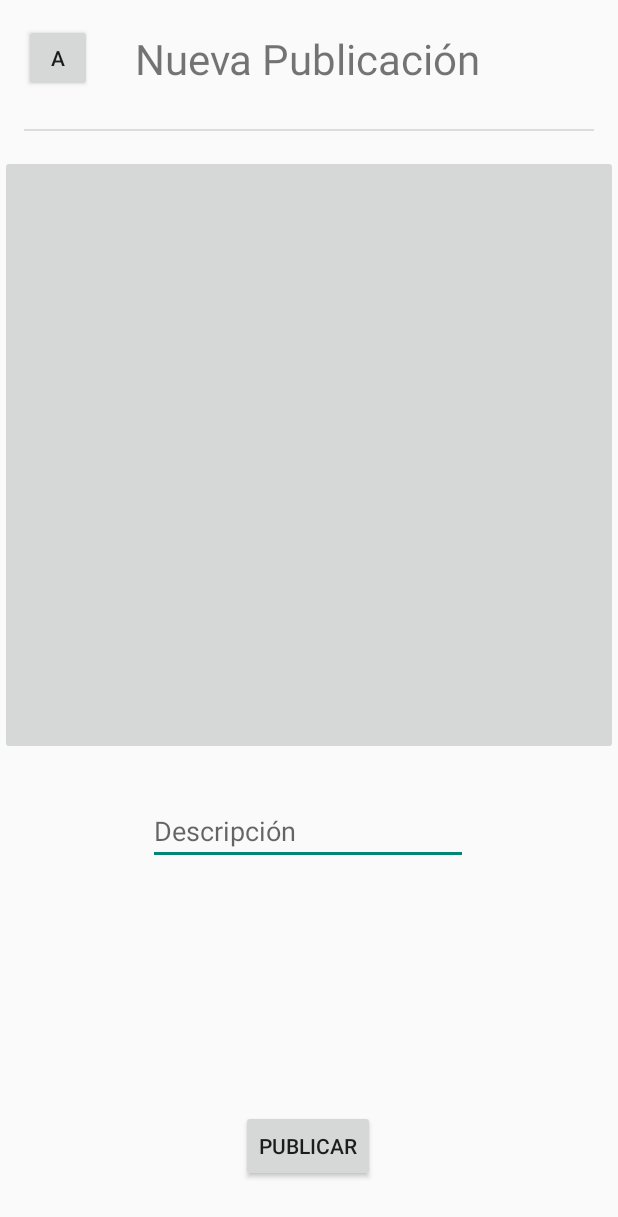
After one commit to manoloGL37/proyecto_dam, an Android app: the PublicacionActivity screen opened directly, with no data from a screen before it, on a phone screen of 412 x 824 dp. The commit adds this screen. Shown: the top 1217 px of the screen. Run offline under Robolectric (Android 15) with nearby library versions, the phone set to English and light mode, and no system bars.

Commit message:
funcionan las imagenes

```diff
--- a/app/src/main/java/com/example/proyectodammanuelgongora/Login/RegisterActivity.java
+++ b/app/src/main/java/com/example/proyectodammanuelgongora/Login/RegisterActivity.java
@@ -12,5 +12,7 @@ public class RegisterActivity extends AppCompatActivity {
     protected void onCreate(Bundle savedInstanceState) {
         super.onCreate(savedInstanceState);
         setContentView(R.layout.activity_register);
+
+
     }
 }
--- /dev/null
+++ b/app/src/main/java/com/example/proyectodammanuelgongora/Social/PublicacionActivity.java
@@ -0,0 +1,93 @@
+package com.example.proyectodammanuelgongora.Social;
+
+import androidx.activity.result.ActivityResult;
+import androidx.activity.result.ActivityResultCallback;
+import androidx.activity.result.ActivityResultLauncher;
+import androidx.activity.result.contract.ActivityResultContracts;
+import androidx.annotation.RequiresApi;
+import androidx.appcompat.app.AppCompatActivity;
+import androidx.core.app.ActivityCompat;
+import androidx.core.content.ContextCompat;
+
+import android.Manifest;
+import android.app.Activity;
+import android.content.Intent;
+import android.content.pm.PackageManager;
+import android.net.Uri;
+import android.os.Build;
+import android.os.Bundle;
+import android.view.View;
+import android.widget.Button;
+import android.widget.EditText;
+import android.widget.ImageButton;
+import android.widget.Toast;
+
+import com.example.proyectodammanuelgongora.Database.DataBase;
+import com.example.proyectodammanuelgongora.Modelos.Publicacion;
+import com.example.proyectodammanuelgongora.R;
+import com.example.proyectodammanuelgongora.Utils.Utiles;
+
+public class PublicacionActivity extends AppCompatActivity {
+
+    ImageButton imagenPublicacion;
+    EditText descripcionPublicacion;
+    Button btnAtras, btnPublicar;
+    Utiles utils = new Utiles();
+    DataBase bd = new DataBase();
+    int idUser;
+
+    private ActivityResultLauncher<Intent> galeriaLauncher;
+    private Uri uri = null;
+
+
+    @Override
+    protected void onCreate(Bundle savedInstanceState) {
+        super.onCreate(savedInstanceState);
+        setContentView(R.layout.activity_publicacion);
+
+        bd.conectar();
+
+        imagenPublicacion = findViewById(R.id.img_publicacion);
+        descripcionPublicacion = findViewById(R.id.eti_descripcion_publicacion);
+        btnAtras = findViewById(R.id.btn_atras_publicacion);
+        btnPublicar = findViewById(R.id.btn_publicar);
+
+        galeriaLauncher = registerForActivityResult(new ActivityResultContracts.StartActivityForResult(),
+                new ActivityResultCallback<ActivityResult>() {
+                    @Override
+                    public void onActivityResult(ActivityResult result) {
+                        if (result.getResultCode() == Activity.RESULT_OK) {
+                            Intent data = result.getData();
+                            uri = data.getData();
+                            imagenPublicacion.setImageURI(uri);
+                        } else {
+                            Toast.makeText(PublicacionActivity.this, "Cancelado por el usuario", Toast.LENGTH_SHORT).show();
+                        }
+                    }
+                });
+
+
+        imagenPublicacion.setOnClickListener(new View.OnClickListener() {
+            @Override
+            public void onClick(View v) {
+                    abrirGaleria();
+            }
+        });
+
+        btnPublicar.setOnClickListener(new View.OnClickListener() {
+            @RequiresApi(api = Build.VERSION_CODES.O)
+            @Override
+            public void onClick(View v) {
+                byte[] imagen = utils.convertirImageButtonABlob(imagenPublicacion);
+                bd.crearPublicacion(new Publicacion(0, imagen, descripcionPublicacion.getText().toString(), null, 0, 1));
+            }
+        });
+
+    }
+
+    public void abrirGaleria() {
+        Intent intent = new Intent(Intent.ACTION_PICK);
+        intent.setType("image/*");
+        galeriaLauncher.launch(intent);
+    }
+}
--- /dev/null
+++ b/app/src/main/res/layout/activity_publicacion.xml
@@ -0,0 +1,75 @@
+<?xml version="1.0" encoding="utf-8"?>
+<androidx.constraintlayout.widget.ConstraintLayout xmlns:android="http://schemas.android.com/apk/res/android"
+    xmlns:app="http://schemas.android.com/apk/res-auto"
+    xmlns:tools="http://schemas.android.com/tools"
+    android:layout_width="match_parent"
+    android:layout_height="match_parent"
+    tools:context=".Social.PublicacionActivity">
+
+    <Button
+        android:id="@+id/btn_atras_publicacion"
+        android:layout_width="45dp"
+        android:layout_height="45dp"
+        android:layout_marginStart="16dp"
+        android:layout_marginTop="16dp"
+        android:text="A"
+        app:layout_constraintStart_toStartOf="parent"
+        app:layout_constraintTop_toTopOf="parent" />
+
+    <TextView
+        android:id="@+id/textView3"
+        android:layout_width="wrap_content"
+        android:layout_height="wrap_content"
+        android:layout_marginTop="20dp"
+        android:text="Nueva Publicación"
+        android:textSize="28sp"
+        app:layout_constraintEnd_toEndOf="parent"
+        app:layout_constraintHorizontal_bias="0.239"
+        app:layout_constraintStart_toEndOf="@+id/btn_atras_publicacion"
+        app:layout_constraintTop_toTopOf="parent" />
+
+    <View
+        android:id="@+id/divider"
+        android:layout_width="380dp"
+        android:layout_height="1dp"
+        android:layout_marginTop="28dp"
+        android:background="?android:attr/listDivider"
+        app:layout_constraintEnd_toEndOf="parent"
+        app:layout_constraintStart_toStartOf="parent"
+        app:layout_constraintTop_toBottomOf="@+id/textView3" />
+
+    <ImageButton
+        android:id="@+id/img_publicacion"
+        android:layout_width="match_parent"
+        android:layout_height="400dp"
+        android:layout_marginTop="16dp"
+        app:layout_constraintEnd_toEndOf="parent"
+        app:layout_constraintHorizontal_bias="0.0"
+        app:layout_constraintStart_toStartOf="parent"
+        app:layout_constraintTop_toBottomOf="@+id/divider"
+        tools:srcCompat="@tools:sample/avatars" />
+
+    <EditText
+        android:id="@+id/eti_descripcion_publicacion"
+        android:layout_width="wrap_content"
+        android:layout_height="wrap_content"
+        android:layout_marginTop="28dp"
+        android:ems="10"
+        android:hint="Descripción"
+        android:inputType="textPersonName"
+        app:layout_constraintEnd_toEndOf="parent"
+        app:layout_constraintHorizontal_bias="0.497"
+        app:layout_constraintStart_toStartOf="parent"
+        app:layout_constraintTop_toBottomOf="@+id/img_publicacion" />
+
+    <Button
+        android:id="@+id/btn_publicar"
+        android:layout_width="wrap_content"
+        android:layout_height="wrap_content"
+        android:layout_marginBottom="36dp"
+        android:text="Publicar"
+        app:layout_constraintBottom_toBottomOf="parent"
+        app:layout_constraintEnd_toEndOf="parent"
+        app:layout_constraintHorizontal_bias="0.498"
+        app:layout_constraintStart_toStartOf="parent" />
+</androidx.constraintlayout.widget.ConstraintLayout>
--- a/app/src/main/res/layout/fragment_datos_usuario.xml
+++ b/app/src/main/res/layout/fragment_datos_usuario.xml
@@ -118,10 +118,10 @@
         android:id="@+id/imageView"
         android:layout_width="wrap_content"
         android:layout_height="wrap_content"
-        android:layout_marginTop="80dp"
+        android:layout_marginTop="16dp"
         android:src="@drawable/logo"
         app:layout_constraintEnd_toEndOf="parent"
-        app:layout_constraintHorizontal_bias="0.498"
+        app:layout_constraintHorizontal_bias="0.489"
         app:layout_constraintStart_toStartOf="parent"
         app:layout_constraintTop_toTopOf="parent" />
 
--- a/app/src/main/res/layout/view_social.xml
+++ b/app/src/main/res/layout/view_social.xml
@@ -39,8 +39,8 @@
 
     <ImageView
         android:id="@+id/publicacion_user_social"
-        android:layout_width="409dp"
-        android:layout_height="317dp"
+        android:layout_width="match_parent"
+        android:layout_height="400dp"
         android:layout_marginStart="1dp"
         android:layout_marginEnd="1dp"
         app:layout_constraintEnd_toEndOf="parent"
```
Also changed, not shown: app/src/main/AndroidManifest.xml (+7 -0 lines), app/src/main/java/com/example/proyectodammanuelgongora/Aplicacion/SocialFragment.java (+41 -1 lines), app/src/main/java/com/example/proyectodammanuelgongora/Database/DataBase.java (+115 -0 lines), app/src/main/java/com/example/proyectodammanuelgongora/Login/LoginActivity.java (+13 -1 lines), app/src/main/java/com/example/proyectodammanuelgongora/Modelos/Publicacion.java (added, +75 -0 lines), app/src/main/java/com/example/proyectodammanuelgongora/Modelos/Usuario.java (added, +112 -0 lines), app/src/main/java/com/example/proyectodammanuelgongora/Social/AdaptadorSocial.java (added, +82 -0 lines), app/src/main/java/com/example/proyectodammanuelgongora/Utils/Camara.java (deleted, +0 -9 lines), app/src/main/java/com/example/proyectodammanuelgongora/Utils/Utiles.java (added, +51 -0 lines), app/src/main/res/layout/activity_register.xml (+21 -4 lines), app/src/main/res/layout/fragment_social.xml (+15 -3 lines).
